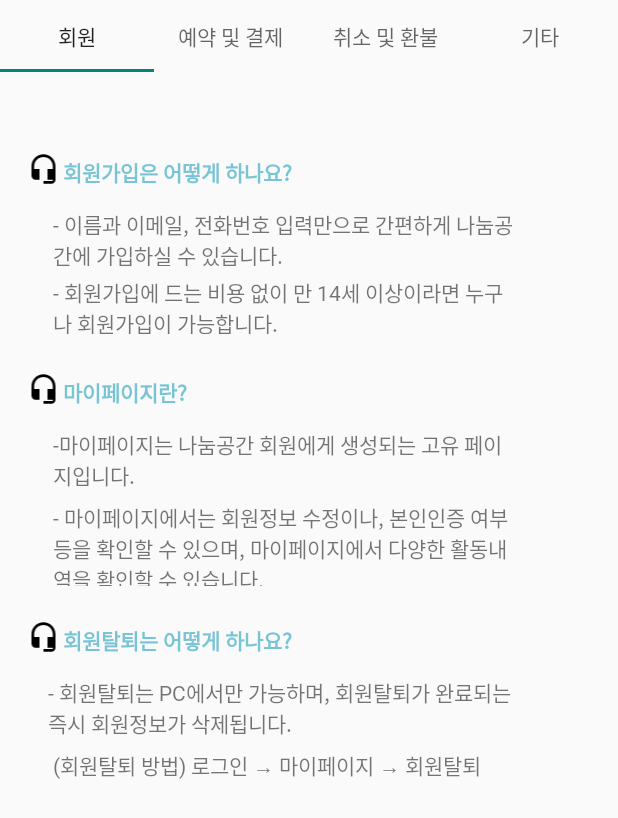
After one commit to mapol2000/share_March8, an Android app: the FAQ screen opened directly, with no data from a screen before it, on a phone screen of 412 x 824 dp. The commit adds this screen. Shown: the top 818 px of the screen. Run offline under Robolectric (Android 15) with nearby library versions, the phone set to English and light mode, and no system bars.

```diff
--- a/app/src/main/AndroidManifest.xml
+++ b/app/src/main/AndroidManifest.xml
@@ -17,6 +17,7 @@
         <activity android:name=".Mypage_Detail"></activity>
         <activity android:name=".Magazine_Detail" />
         <activity android:name=".Ex_Gallery" />
+        <activity android:name=".FAQ" />
         <activity android:name=".DownActivity" />
         <activity android:name=".Main" />
         <activity android:name=".LoginRegister">
--- /dev/null
+++ b/app/src/main/java/gteamproject/shere/FAQ.kt
@@ -0,0 +1,55 @@
+package gteamproject.shere
+
+import androidx.appcompat.app.AppCompatActivity
+import android.os.Bundle
+import android.view.MenuItem
+import android.view.View
+import android.view.ViewGroup
+import androidx.viewpager.widget.PagerAdapter
+import androidx.viewpager.widget.ViewPager
+import com.google.android.material.tabs.TabLayout
+//import kotlinx.android.synthetic.main.activity_main.*
+
+class FAQ : AppCompatActivity() {
+
+    var viewList = ArrayList<View>()
+    lateinit var viewPager: ViewPager
+    lateinit var tabLayout: TabLayout
+
+    override fun onCreate(savedInstanceState: Bundle?) {
+        super.onCreate(savedInstanceState)
+        setContentView(R.layout.activity_faq)
+
+        viewList.add(layoutInflater.inflate(R.layout.fragment_qmember, null))
+        viewList.add(layoutInflater.inflate(R.layout.fragment_qresandpay, null))
+        viewList.add(layoutInflater.inflate(R.layout.fragment_qrepay, null))
+        viewList.add(layoutInflater.inflate(R.layout.fragment_qetc, null))
+
+        viewPager = findViewById(R.id.viewPager)
+        tabLayout = findViewById(R.id.tabLayout)
+
+        viewPager.adapter = pagerAdapter()
+
+        tabLayout.setupWithViewPager(viewPager)
+        tabLayout.getTabAt(0)?.setText("회원")
+        tabLayout.getTabAt(1)?.setText("예약 및 결제")
+        tabLayout.getTabAt(2)?.setText("취소 및 환불")
+        tabLayout.getTabAt(3)?.setText("기타")
+    }
+
+    inner class pagerAdapter : PagerAdapter() {
+        override fun isViewFromObject(view: View, `object`: Any) = view == `object`
+
+        override fun getCount() = viewList.size
+
+        override fun instantiateItem(container: ViewGroup, position: Int): Any {
+            var curView = viewList[position]
+            viewPager.addView(curView)
+            return curView
+        }
+
+        override fun destroyItem(container: ViewGroup, position: Int, `object`: Any) {
+            viewPager.removeView(`object` as View)
+        }
+    }
+}
--- /dev/null
+++ b/app/src/main/res/drawable-v24/ic_headset_mic_black_24dp.xml
@@ -0,0 +1,9 @@
+<vector xmlns:android="http://schemas.android.com/apk/res/android"
+        android:width="24dp"
+        android:height="24dp"
+        android:viewportWidth="24.0"
+        android:viewportHeight="24.0">
+    <path
+        android:fillColor="#FF000000"
+        android:pathData="M12,1c-4.97,0 -9,4.03 -9,9v7c0,1.66 1.34,3 3,3h3v-8H5v-2c0,-3.87 3.13,-7 7,-7s7,3.13 7,7v2h-4v8h4v1h-7v2h6c1.66,0 3,-1.34 3,-3V10c0,-4.97 -4.03,-9 -9,-9z"/>
+</vector>
--- /dev/null
+++ b/app/src/main/res/layout/activity_faq.xml
@@ -0,0 +1,31 @@
+<?xml version="1.0" encoding="utf-8"?>
+<androidx.constraintlayout.widget.ConstraintLayout xmlns:android="http://schemas.android.com/apk/res/android"
+    xmlns:app="http://schemas.android.com/apk/res-auto"
+    xmlns:tools="http://schemas.android.com/tools"
+    android:id="@+id/constraintLayout"
+    android:layout_width="match_parent"
+    android:layout_height="match_parent"
+    tools:context=".FAQ">
+
+    <androidx.viewpager.widget.ViewPager
+        android:id="@+id/viewPager"
+        android:layout_width="match_parent"
+        android:layout_height="0dp"
+        app:layout_constraintBottom_toBottomOf="parent"
+        app:layout_constraintEnd_toEndOf="parent"
+        app:layout_constraintStart_toStartOf="parent"
+        app:layout_constraintTop_toBottomOf="@+id/tabLayout" />
+
+    <com.google.android.material.tabs.TabLayout
+        android:id="@+id/tabLayout"
+        android:layout_width="match_parent"
+        android:layout_height="wrap_content"
+        app:layout_constraintEnd_toEndOf="parent"
+        app:layout_constraintStart_toStartOf="parent"
+        app:layout_constraintTop_toTopOf="parent"
+        android:theme="@style/themFont">
+
+
+    </com.google.android.material.tabs.TabLayout>
+
+</androidx.constraintlayout.widget.ConstraintLayout>
--- /dev/null
+++ b/app/src/main/res/layout/fragment_qmember.xml
@@ -0,0 +1,143 @@
+<?xml version="1.0" encoding="utf-8"?>
+<androidx.constraintlayout.widget.ConstraintLayout xmlns:android="http://schemas.android.com/apk/res/android"
+    xmlns:app="http://schemas.android.com/apk/res-auto"
+    xmlns:tools="http://schemas.android.com/tools"
+    android:layout_width="match_parent"
+    android:layout_height="match_parent">
+
+    <TextView
+        android:id="@+id/textView3"
+        android:layout_width="310dp"
+        android:layout_height="38dp"
+        android:layout_marginStart="35dp"
+        android:layout_marginTop="16dp"
+        android:fontFamily="@font/bmjua"
+        android:text="- 이름과 이메일, 전화번호 입력만으로 간편하게 나눔공간에 가입하실 수 있습니다."
+        app:layout_constraintStart_toStartOf="parent"
+        app:layout_constraintTop_toBottomOf="@+id/imageView" />
+
+    <TextView
+        android:id="@+id/textView4"
+        android:layout_width="310dp"
+        android:layout_height="38dp"
+        android:layout_marginStart="35dp"
+        android:layout_marginTop="7dp"
+        android:fontFamily="@font/bmjua"
+        android:text="- 회원가입에 드는 비용 없이 만 14세 이상이라면 누구나 회원가입이 가능합니다."
+        app:layout_constraintStart_toStartOf="parent"
+        app:layout_constraintTop_toBottomOf="@+id/textView3" />
+
+    <ImageView
+        android:id="@+id/imageView3"
+        android:layout_width="26dp"
+        android:layout_height="21dp"
+        android:layout_marginStart="16dp"
+        android:layout_marginLeft="16dp"
+        android:layout_marginTop="23dp"
+        app:layout_constraintStart_toStartOf="parent"
+        app:layout_constraintTop_toBottomOf="@+id/textView7"
+        app:srcCompat="@drawable/ic_headset_mic_black_24dp" />
+
+    <ImageView
+        android:id="@+id/imageView"
+        android:layout_width="26dp"
+        android:layout_height="21dp"
+        android:layout_marginStart="16dp"
+        android:layout_marginLeft="16dp"
+        android:layout_marginTop="54dp"
+        app:layout_constraintStart_toStartOf="parent"
+        app:layout_constraintTop_toTopOf="parent"
+        app:srcCompat="@drawable/ic_headset_mic_black_24dp" />
+
+    <TextView
+        android:id="@+id/textView2"
+        android:layout_width="182dp"
+        android:layout_height="20dp"
+        android:layout_marginTop="56dp"
+        android:fontFamily="@font/bmjua"
+        android:text="회원가입은 어떻게 하나요?"
+        android:textColor="#78c4d4"
+        android:textStyle="bold"
+        app:layout_constraintStart_toEndOf="@+id/imageView"
+        app:layout_constraintTop_toTopOf="parent" />
+
+    <ImageView
+        android:id="@+id/imageView2"
+        android:layout_width="26dp"
+        android:layout_height="21dp"
+        android:layout_marginStart="16dp"
+        android:layout_marginLeft="16dp"
+        android:layout_marginTop="26dp"
+        app:layout_constraintStart_toStartOf="parent"
+        app:layout_constraintTop_toBottomOf="@+id/textView4"
+        app:srcCompat="@drawable/ic_headset_mic_black_24dp" />
+
+    <TextView
+        android:id="@+id/textView5"
+        android:layout_width="0dp"
+        android:layout_height="wrap_content"
+        android:layout_marginTop="28dp"
+        android:fontFamily="@font/bmjua"
+        android:text="마이페이지란?"
+        android:textColor="#78c4d4"
+        android:textStyle="bold"
+        app:layout_constraintStart_toEndOf="@+id/imageView2"
+        app:layout_constraintTop_toBottomOf="@+id/textView4" />
+
+    <TextView
+        android:id="@+id/textView8"
+        android:layout_width="0dp"
+        android:layout_height="wrap_content"
+        android:layout_marginTop="25dp"
+        android:fontFamily="@font/bmjua"
+        android:text="회원탈퇴는 어떻게 하나요?"
+        android:textColor="#78c4d4"
+        android:textStyle="bold"
+        app:layout_constraintStart_toEndOf="@+id/imageView3"
+        app:layout_constraintTop_toBottomOf="@+id/textView7" />
+
+    <TextView
+        android:id="@+id/textView9"
+        android:layout_width="310dp"
+        android:layout_height="42dp"
+        android:layout_marginStart="32dp"
+        android:layout_marginTop="16dp"
+        android:fontFamily="@font/bmjua"
+        android:text="- 회원탈퇴는 PC에서만 가능하며, 회원탈퇴가 완료되는 즉시 회원정보가 삭제됩니다."
+        app:layout_constraintStart_toStartOf="parent"
+        app:layout_constraintTop_toBottomOf="@+id/imageView3" />
+
+    <TextView
+        android:id="@+id/textView10"
+        android:layout_width="310dp"
+        android:layout_height="33dp"
+        android:layout_marginStart="35dp"
+        android:layout_marginTop="6dp"
+        android:fontFamily="@font/bmjua"
+        android:text="(회원탈퇴 방법) 로그인 → 마이페이지 → 회원탈퇴"
+        app:layout_constraintStart_toStartOf="parent"
+        app:layout_constraintTop_toBottomOf="@+id/textView9" />
+
+    <TextView
+        android:id="@+id/textView6"
+        android:layout_width="310dp"
+        android:layout_height="41dp"
+        android:layout_marginStart="35dp"
+        android:layout_marginTop="16dp"
+        android:fontFamily="@font/bmjua"
+        android:text="-마이페이지는 나눔공간 회원에게 생성되는 고유 페이지입니다."
+        app:layout_constraintStart_toStartOf="parent"
+        app:layout_constraintTop_toBottomOf="@+id/imageView2" />
+
+    <TextView
+        android:id="@+id/textView7"
+        android:layout_width="310dp"
+        android:layout_height="56dp"
+        android:layout_marginStart="35dp"
+        android:layout_marginTop="7dp"
+        android:fontFamily="@font/bmjua"
+        android:text="- 마이페이지에서는 회원정보 수정이나, 본인인증 여부 등을 확인할 수 있으며, 마이페이지에서 다양한 활동내역을 확인할 수 있습니다."
+        app:layout_constraintStart_toStartOf="parent"
+        app:layout_constraintTop_toBottomOf="@+id/textView6" />
+
+</androidx.constraintlayout.widget.ConstraintLayout>
--- a/app/src/main/res/layout/magazine_cardview.xml
+++ b/app/src/main/res/layout/magazine_cardview.xml
@@ -40,6 +40,7 @@
                 android:id="@+id/title"
                 android:layout_width="match_parent"
                 android:layout_height="wrap_content"
+                android:fontFamily="@font/bmjua"
                 android:lines="1"
                 android:minLines="1"
                 android:text="TextView"
@@ -52,6 +53,7 @@
                 android:id="@+id/brief"
                 android:layout_width="match_parent"
                 android:layout_height="120dp"
+                android:fontFamily="@font/bmjua"
                 android:lines="2"
                 android:minLines="2"
                 android:padding="10dp"
@@ -72,9 +74,12 @@
                 android:layout_width="match_parent"
                 android:layout_height="30dp"
                 android:layout_marginTop="18dp"
+                android:fontFamily="@font/bmjua"
                 android:lines="1"
                 android:minLines="1"
+                android:paddingLeft="10dp"
                 android:text="TextView"
+                android:textStyle="bold"
                 app:layout_constraintBottom_toBottomOf="parent"
                 app:layout_constraintEnd_toEndOf="parent"
                 app:layout_constraintHorizontal_bias="0.5"
```
Also changed, not shown: app/src/main/java/gteamproject/shere/Magazine.kt (+15 -3 lines), app/src/main/java/gteamproject/shere/Mypage.kt (+19 -0 lines), app/src/main/res/layout/fragment_qetc.xml (added, +178 -0 lines), app/src/main/res/layout/fragment_qrepay.xml (added, +145 -0 lines), app/src/main/res/layout/fragment_qresandpay.xml (added, +110 -0 lines).
